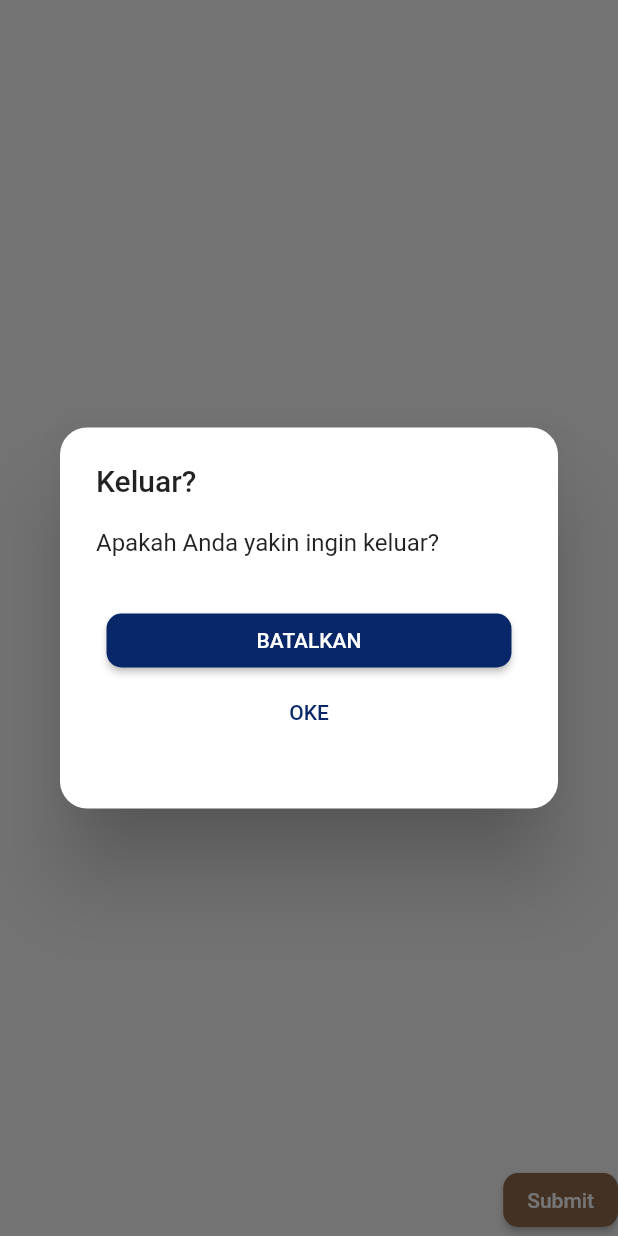
After one commit to fikriichsan/hmif_care_mobile, a Flutter app: the screen it shows after launch, after a tap on "Submit", on a phone screen of 412 x 824 dp. The commit adds this screen. Run offline on Flutter 3.47's test engine with Material 2 defaults, Android fonts, the light colour scheme and no system bars; our stand-ins replace get.

Commit message:
adding_modal_logout & update modal

```diff
--- a/lib/app/pages/Kuisioner/kuisioner-submit.dart
+++ b/lib/app/pages/Kuisioner/kuisioner-submit.dart
@@ -1,7 +1,6 @@
 import 'package:flutter/material.dart';
 import 'package:hmif_care_mobile/app/utils/theme/colors.dart';
 import 'package:hmif_care_mobile/app/utils/theme/constants.dart';
-import 'package:flutter_smart_dialog/flutter_smart_dialog.dart';
 
 import '../screen.dart';
 
@@ -204,6 +203,8 @@ class _KuisionerSubmitPageState extends State<KuisionerSubmitPage> {
                       textAlign: TextAlign.center)),
             ],
           ),
+          shape: RoundedRectangleBorder(
+              borderRadius: BorderRadius.all(Radius.circular(18))),
           actions: <Widget>[
             Padding(
               padding: EdgeInsets.only(bottom: 32),
--- /dev/null
+++ b/lib/app/pages/Logout/logout.dart
@@ -0,0 +1,105 @@
+import 'package:flutter/material.dart';
+import 'package:hmif_care_mobile/app/utils/theme/colors.dart';
+import 'package:hmif_care_mobile/app/utils/theme/constants.dart';
+
+class LogoutPage extends StatefulWidget {
+  const LogoutPage({Key? key}) : super(key: key);
+
+  @override
+  _LogoutPageState createState() => _LogoutPageState();
+}
+
+class _LogoutPageState extends State<LogoutPage> {
+  @override
+  Widget build(BuildContext context) {
+    return Scaffold(
+      body: SafeArea(
+        child: Container(
+          alignment: Alignment.bottomRight,
+          child: ElevatedButton(
+            onPressed: () {
+              Navigator.of(context).restorablePush(_dialogBuilder);
+            },
+            style: ElevatedButton.styleFrom(
+              primary: darkBrown,
+              shape: new RoundedRectangleBorder(
+                borderRadius: new BorderRadius.circular(10),
+              ),
+            ),
+            child: Text("Submit"),
+          ),
+        ),
+      ),
+    ); //
+  }
+
+  static Route<Object?> _dialogBuilder(
+      BuildContext context, Object? arguments) {
+    return DialogRoute<void>(
+      context: context,
+      builder: (BuildContext context) {
+        return AlertDialog(
+          title: const Text(
+            'Keluar?',
+            textAlign: TextAlign.start,
+          ),
+          content: Wrap(
+            children: [
+              Container(
+                  width: 500,
+                  child: Text("Apakah Anda yakin ingin keluar?",
+                      textAlign: TextAlign.start)),
+            ],
+          ),
+          shape: RoundedRectangleBorder(
+              borderRadius: BorderRadius.all(Radius.circular(18))),
+          actions: <Widget>[
+            Padding(
+              padding: EdgeInsets.only(bottom: 32),
+              child: Column(children: [
+                Row(
+                  mainAxisAlignment: MainAxisAlignment.center,
+                  children: [
+                    ElevatedButton(
+                      style: ElevatedButton.styleFrom(
+                        padding: EdgeInsets.symmetric(horizontal: 100),
+                        primary: darkBlue,
+                        shape: new RoundedRectangleBorder(
+                          borderRadius: new BorderRadius.circular(10),
+                        ),
+                        textStyle: Theme.of(context).textTheme.labelLarge,
+                      ),
+                      child: const Text('BATALKAN'),
+                      onPressed: () {
+                        Navigator.of(context).pop();
+                      },
+                    ),
+                  ],
+                ),
+                Row(
+                  mainAxisAlignment: MainAxisAlignment.center,
+                  children: [
+                    TextButton(
+                      style: TextButton.styleFrom(
+                        padding: EdgeInsets.symmetric(horizontal: 120),
+                        primary: darkBlue,
+                        shape: new RoundedRectangleBorder(
+                          borderRadius: new BorderRadius.circular(10),
+                        ),
+                        textStyle: Theme.of(context).textTheme.labelLarge,
+                      ),
+                      child: const Text('OKE'),
+                      onPressed: () {
+                        Navigator.of(context).pop();
+                      },
+                    ),
+                  ],
+                )
+              ]),
+            )
+          ],
+        );
+      },
+    );
+  }
+}
--- a/lib/main.dart
+++ b/lib/main.dart
@@ -1,6 +1,7 @@
 import 'package:flutter/material.dart';
 import 'package:hmif_care_mobile/app/pages/Kuisioner/kuisioner.dart';
 import 'package:hmif_care_mobile/app/pages/Login/loginPage.dart';
+import 'package:hmif_care_mobile/app/pages/Logout/logout.dart';
 import 'package:hmif_care_mobile/app/pages/splashScreen.dart';
 
 void main() {
@@ -28,7 +29,7 @@ class MyApp extends StatelessWidget {
         // is not restarted.
         primarySwatch: Colors.blue,
       ),
-      home: KuisionerPage(),
+      home: LogoutPage(),
     );
   }
 }
```
